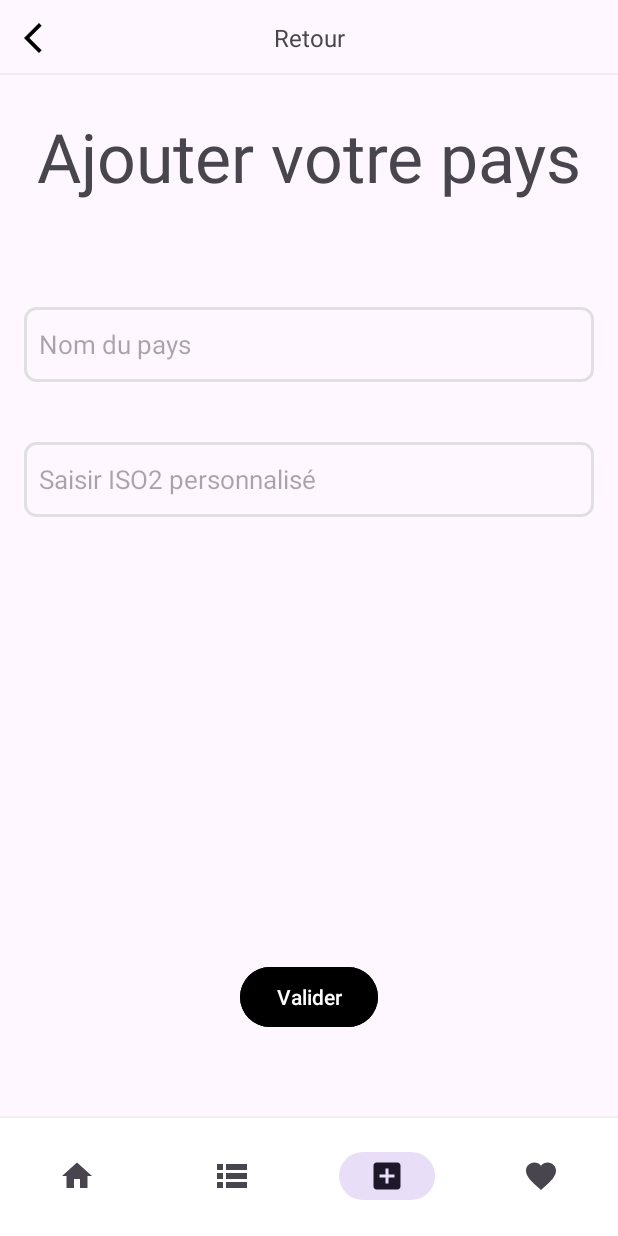
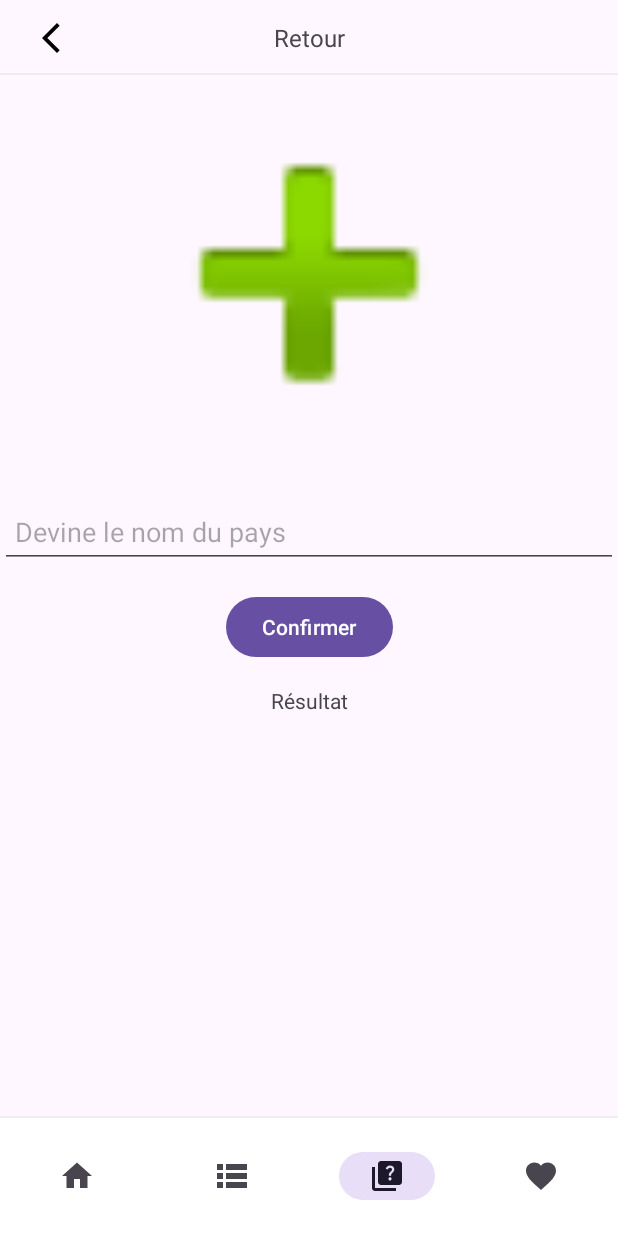
Before and after one commit to michi-mourchid/globetrotapp, an Android app: the screen it shows after launch (MainActivity), item 3 of the bottom bar chosen, on a phone screen of 412 x 824 dp. Run offline under Robolectric (Android 15) with nearby library versions, the phone set to English and light mode, and no system bars; our stand-ins replace Volley; pictures from the network do not load; Roboto replaces fonts that are not available here.

Commit message:
OK: tout est OK!!!!

```diff
--- a/app/src/main/java/com/android/flagcountryapp/MainActivity.kt
+++ b/app/src/main/java/com/android/flagcountryapp/MainActivity.kt
@@ -31,8 +31,8 @@ class MainActivity : AppCompatActivity() {
                     replaceFragment(AccueilFragment())
                     true
                 }
-                R.id.ajout -> {
-                    replaceFragment(AjoutFragment())
+                R.id.quizz -> {
+                    replaceFragment(QuizFragment())
                     true
                 }
                 R.id.liste -> {
@@ -56,4 +56,6 @@ class MainActivity : AppCompatActivity() {
     fun replaceFragment(fragment: Fragment) {
         supportFragmentManager.beginTransaction().replace(R.id.frame_layout, fragment).commit()
     }
+
+
 }
--- /dev/null
+++ b/app/src/main/java/com/android/flagcountryapp/QuizFragment.kt
@@ -0,0 +1,93 @@
+package com.android.flagcountryapp
+
+import android.os.Bundle
+import android.util.Log
+import android.view.LayoutInflater
+import android.view.View
+import android.view.ViewGroup
+import android.widget.Button
+import android.widget.EditText
+import android.widget.ImageView
+import android.widget.TextView
+import androidx.fragment.app.Fragment
+import com.android.flagcountryapp.models.Pays
+import com.android.flagcountryapp.service.CountryApiService
+import com.android.volley.Response
+import com.bumptech.glide.Glide
+import retrofit2.Call
+import retrofit2.Callback
+import retrofit2.Response as RetrofitResponse
+
+class QuizFragment : Fragment() {
+
+    private lateinit var flagImageView: ImageView
+    private lateinit var countryNameEditText: EditText
+    private lateinit var submitButton: Button
+    private lateinit var resultTextView: TextView
+    private lateinit var retourButton: ImageView
+
+    private var countries: List<Pays> = listOf()
+    private var currentCountry: Pays? = null
+
+    override fun onCreateView(
+        inflater: LayoutInflater, container: ViewGroup?,
+        savedInstanceState: Bundle?
+    ): View? {
+        val view = inflater.inflate(R.layout.fragment_quiz, container, false)
+
+        flagImageView = view.findViewById(R.id.flagImageView)
+        countryNameEditText = view.findViewById(R.id.countryNameEditText)
+        submitButton = view.findViewById(R.id.submitButton)
+        resultTextView = view.findViewById(R.id.resultTextView)
+        retourButton = view.findViewById(R.id.image_retour)
+
+        retourButton.setOnClickListener {
+            this.activity?.supportFragmentManager?.beginTransaction()?.replace(R.id.frame_layout, PaysFragment())?.commit()
+        }
+
+        submitButton.setOnClickListener {
+            checkAnswer()
+        }
+
+        fetchCountriesFromApi()
+
+        return view
+    }
+
+    private fun fetchCountriesFromApi() {
+        val paysService = RetrofitClient.instance.create(CountryApiService::class.java)
+        paysService.getAllPays().enqueue(object : Callback<Map<String,Pays>> {
+            override fun onResponse(call: Call<Map<String, Pays>>, response: RetrofitResponse<Map<String,Pays>>) {
+                if (response.isSuccessful) {
+                    val countriesMap = response.body() ?: emptyMap()
+                    countries = countriesMap.values.toList()
+                    loadNewCountry()
+                } else {
+                    Log.e("QuizFragment", "Failed")
+                }
+            }
+
+            override fun onFailure(call: Call<Map<String,Pays>>, t: Throwable) {
+                Log.e("QuizFragment", "Failed ", t)
+            }
+        })
+    }
+
+    private fun loadNewCountry() {
+        currentCountry = countries.random()
+        currentCountry?.let {
+            Glide.with(this).load(it.flag.medium).into(flagImageView)
+            countryNameEditText.text.clear()
+            resultTextView.text = ""
+        }
+    }
+
+    private fun checkAnswer() {
+        val userAnswer = countryNameEditText.text.toString().trim()
+        if (userAnswer.equals(currentCountry?.name, ignoreCase = true)) {
+            resultTextView.text = "Validé"
+        } else {
+            resultTextView.text = "Incorrectte, essaie encore!"
+        }
+    }
+}
--- /dev/null
+++ b/app/src/main/res/drawable/baseline_quiz_24.xml
@@ -0,0 +1,7 @@
+<vector xmlns:android="http://schemas.android.com/apk/res/android" android:height="24dp" android:tint="#000000" android:viewportHeight="24" android:viewportWidth="24" android:width="24dp">
+
+    <path android:fillColor="@android:color/white" android:pathData="M4,6H2v14c0,1.1 0.9,2 2,2h14v-2H4V6z"/>
+
+    <path android:fillColor="@android:color/white" android:pathData="M20,2H8C6.9,2 6,2.9 6,4v12c0,1.1 0.9,2 2,2h12c1.1,0 2,-0.9 2,-2V4C22,2.9 21.1,2 20,2zM14.01,15c-0.59,0 -1.05,-0.47 -1.05,-1.05c0,-0.59 0.47,-1.04 1.05,-1.04c0.59,0 1.04,0.45 1.04,1.04C15.04,14.53 14.6,15 14.01,15zM16.51,8.83c-0.63,0.93 -1.23,1.21 -1.56,1.81c-0.13,0.24 -0.18,0.4 -0.18,1.18h-1.52c0,-0.41 -0.06,-1.08 0.26,-1.65c0.41,-0.73 1.18,-1.16 1.63,-1.8c0.48,-0.68 0.21,-1.94 -1.14,-1.94c-0.88,0 -1.32,0.67 -1.5,1.23l-1.37,-0.57C11.51,5.96 12.52,5 13.99,5c1.23,0 2.08,0.56 2.51,1.26C16.87,6.87 17.08,7.99 16.51,8.83z"/>
+
+</vector>
--- /dev/null
+++ b/app/src/main/res/layout/fragment_quiz.xml
@@ -0,0 +1,91 @@
+<?xml version="1.0" encoding="utf-8"?>
+<androidx.constraintlayout.widget.ConstraintLayout xmlns:android="http://schemas.android.com/apk/res/android"
+    xmlns:app="http://schemas.android.com/apk/res-auto"
+    xmlns:tools="http://schemas.android.com/tools"
+    android:layout_width="match_parent"
+    android:layout_height="match_parent"
+    android:fitsSystemWindows="true"
+    tools:context=".QuizFragment">
+
+    <androidx.constraintlayout.widget.ConstraintLayout
+        android:id="@+id/barre_retour"
+        android:layout_width="match_parent"
+        android:layout_height="50dp"
+        app:layout_constraintEnd_toEndOf="parent"
+        app:layout_constraintStart_toStartOf="parent"
+        app:layout_constraintTop_toTopOf="parent">
+
+        <TextView
+            android:id="@+id/retourButton"
+            android:layout_width="wrap_content"
+            android:layout_height="wrap_content"
+            android:text="Retour"
+            android:textSize="16sp"
+            app:layout_constraintBottom_toBottomOf="parent"
+            app:layout_constraintEnd_toEndOf="parent"
+            app:layout_constraintStart_toStartOf="parent"
+            app:layout_constraintTop_toTopOf="parent" />
+
+        <View
+            android:layout_width="match_parent"
+            android:layout_height="1dp"
+            android:layout_above="@id/barre_retour"
+            android:background="@color/separation_border"
+            app:layout_constraintBottom_toBottomOf="parent" />
+
+        <ImageView
+            android:id="@+id/image_retour"
+            android:layout_width="48dp"
+            android:layout_height="48dp"
+            android:contentDescription="@string/back_button"
+            android:layout_marginLeft="10dp"
+            android:src="@drawable/baseline_arrow_back_ios_new_24"
+            app:layout_constraintBottom_toBottomOf="parent"
+            app:layout_constraintStart_toStartOf="parent"
+            app:layout_constraintTop_toTopOf="parent"
+            android:clickable="true"
+            android:scaleType="center" />
+    </androidx.constraintlayout.widget.ConstraintLayout>
+
+    <ImageView
+        android:id="@+id/flagImageView"
+        android:layout_width="0dp"
+        android:layout_height="265dp"
+        app:layout_constraintEnd_toEndOf="parent"
+        app:layout_constraintHorizontal_bias="0.0"
+        app:layout_constraintStart_toStartOf="parent"
+        app:layout_constraintTop_toBottomOf="@+id/barre_retour"
+        app:srcCompat="@android:drawable/ic_input_add" />
+
+    <EditText
+        android:id="@+id/countryNameEditText"
+        android:layout_width="0dp"
+        android:layout_height="wrap_content"
+        android:layout_marginTop="15dp"
+        android:hint="@string/enter_country_name"
+        android:minHeight="48dp"
+        android:padding="10dp"
+        app:layout_constraintEnd_toEndOf="parent"
+        app:layout_constraintStart_toStartOf="parent"
+        app:layout_constraintTop_toBottomOf="@+id/flagImageView" />
+
+    <Button
+        android:id="@+id/submitButton"
+        android:layout_width="wrap_content"
+        android:layout_height="wrap_content"
+        android:layout_marginTop="15dp"
+        android:text="@string/submit"
+        app:layout_constraintEnd_toEndOf="parent"
+        app:layout_constraintStart_toStartOf="parent"
+        app:layout_constraintTop_toBottomOf="@+id/countryNameEditText" />
+
+    <TextView
+        android:id="@+id/resultTextView"
+        android:layout_width="wrap_content"
+        android:layout_height="wrap_content"
+        android:layout_marginTop="15dp"
+        android:text="@string/result"
+        app:layout_constraintEnd_toEndOf="parent"
+        app:layout_constraintStart_toStartOf="parent"
+        app:layout_constraintTop_toBottomOf="@+id/submitButton" />
+</androidx.constraintlayout.widget.ConstraintLayout>
--- a/app/src/main/res/menu/bouton_nav_menu.xml
+++ b/app/src/main/res/menu/bouton_nav_menu.xml
@@ -7,9 +7,9 @@
     <item android:title="Liste Pays"
         android:icon="@drawable/outline_lists_24"
         android:id="@+id/liste"/>
-    <item android:title="Ajouter Pays"
-        android:icon="@drawable/baseline_add_box_24"
-        android:id="@+id/ajout"/>
+    <item android:title="Quizz"
+        android:icon="@drawable/baseline_quiz_24"
+        android:id="@+id/quizz"/>
     <item android:title="Favoris"
         android:icon="@drawable/baseline_favorite_24"
         android:id="@+id/favoris"/>
--- a/app/src/main/res/values/strings.xml
+++ b/app/src/main/res/values/strings.xml
@@ -44,4 +44,8 @@
         libero vel nunc consequat, quis tincidunt nisl eleifend. Cras bibendum enim a justo luctus
         vestibulum. Fusce dictum libero quis erat maximus, vitae volutpat diam dignissim.
     </string>
+    <string name="enter_country_name">"Devine le nom du pays "</string>
+    <string name="submit">Confirmer</string>
+    <string name="result">Résultat</string>
+    <string name="back_button">Retour</string>
 </resources>
```
Also changed, not shown: app/src/main/java/com/android/flagcountryapp/DetailActivity.kt (+20 -0 lines), app/src/main/java/com/android/flagcountryapp/FavorisFragment.kt (+9 -0 lines), app/src/main/java/com/android/flagcountryapp/PaysFragment.kt (+19 -0 lines), app/src/main/res/layout/fragment_favoris.xml (+33 -3 lines).
